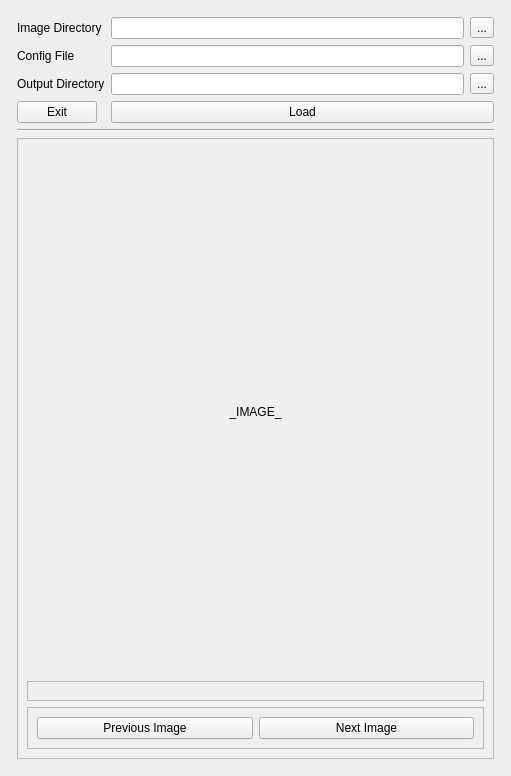
Old version of the form nectargan/annotations/creator/ui/annotation_creator.ui in the repository ZacharyBork/NectarGAN.
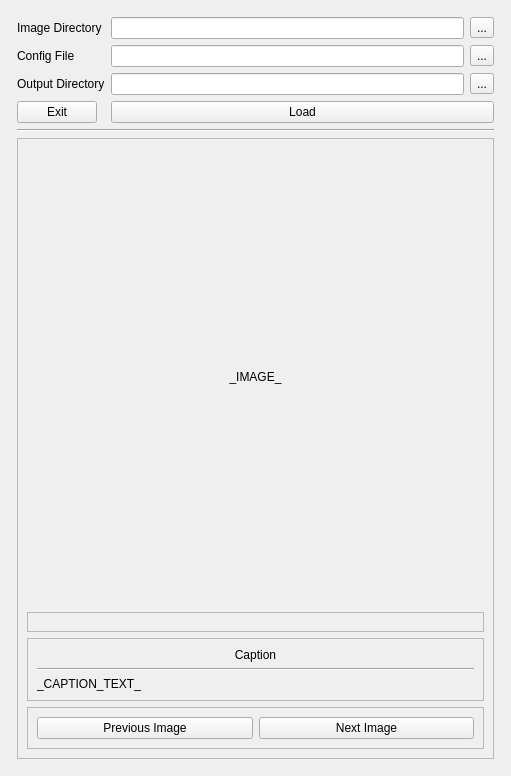
New version of the form.

Commit message: Added base metadata read/write to annotation creator

Diff of the .ui file:
```diff
--- a/nectargan/annotations/creator/ui/annotation_creator.ui
+++ b/nectargan/annotations/creator/ui/annotation_creator.ui
@@ -162,6 +162,42 @@
           </layout>
          </widget>
         </item>
+        <item>
+         <widget class="QFrame" name="frame_4">
+          <property name="frameShape">
+           <enum>QFrame::StyledPanel</enum>
+          </property>
+          <property name="frameShadow">
+           <enum>QFrame::Raised</enum>
+          </property>
+          <layout class="QVBoxLayout" name="verticalLayout_5">
+           <item>
+            <widget class="QLabel" name="label_4">
+             <property name="text">
+              <string>Caption</string>
+             </property>
+             <property name="alignment">
+              <set>Qt::AlignCenter</set>
+             </property>
+            </widget>
+           </item>
+           <item>
+            <widget class="Line" name="line_2">
+             <property name="orientation">
+              <enum>Qt::Horizontal</enum>
+             </property>
+            </widget>
+           </item>
+           <item>
+            <widget class="QLabel" name="label_5">
+             <property name="text">
+              <string>_CAPTION_TEXT_</string>
+             </property>
+            </widget>
+           </item>
+          </layout>
+         </widget>
+        </item>
         <item>
          <widget class="QFrame" name="frame_3">
           <property name="frameShape">
```
The commit also changes 2 other files.
